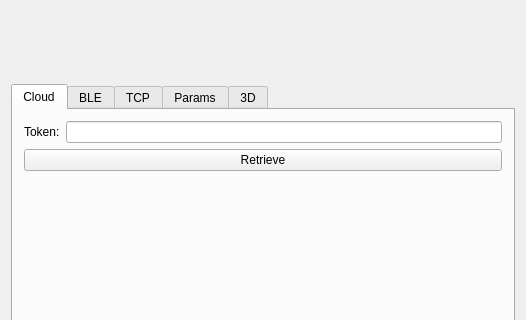
Qt form examples/solum_qt/solumqt.ui (dev-threads/solum) before a commit; both pictures show x 0 to 526 and y 94 to 414 of the 526 by 705 pixel window.
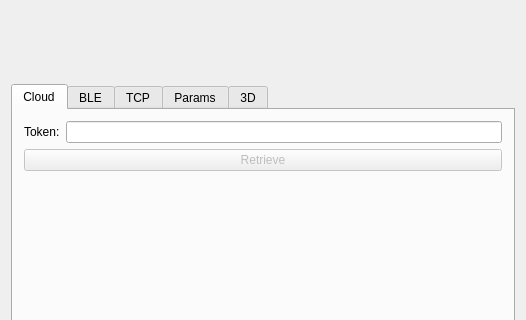
The same form after that commit. Custom widgets are drawn as their Qt base class.

Commit message: Qt: Cloud: disable the Retrieve button if the token is empty

The edit to the form file:
```diff
--- a/examples/solum_qt/solumqt.ui
+++ b/examples/solum_qt/solumqt.ui
@@ -63,6 +63,9 @@
           </item>
           <item>
            <widget class="JobButton" name="retrieve">
+            <property name="enabled">
+             <bool>false</bool>
+            </property>
             <property name="text">
              <string>Retrieve</string>
             </property>
```
The commit also changes 1 other file.
